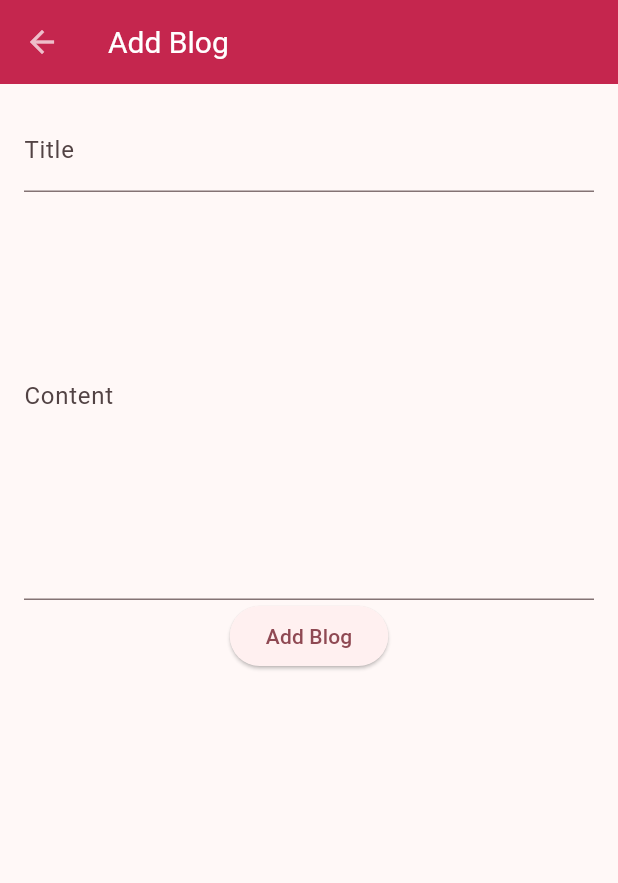
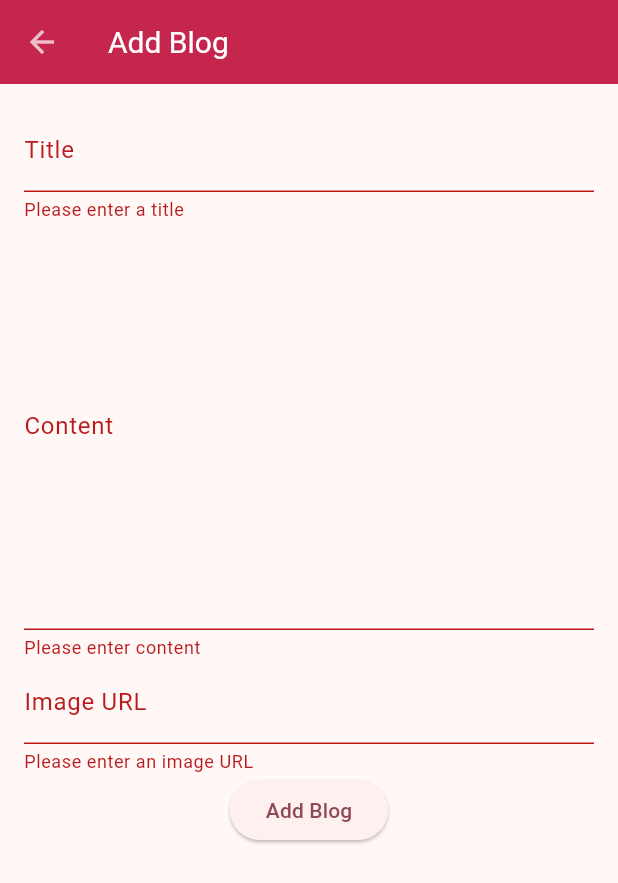
Before and after one commit to robinaeschlimann/blog_app, a Flutter app: the BlogAddPage screen opened directly, after a tap on "Add Blog", on a phone screen of 412 x 824 dp. Shown: the top 883 px of the screen. Run offline on Flutter 3.47's test engine with Material 3 defaults, Android fonts, the phone set to English and light mode, and no system bars; our stand-ins replace isar, logger, shared_preferences; accounts and stored records are empty; generated files the repository leaves out were written again; network calls fail.

Commit message:
feat: implementation of adding a blog

```diff
--- a/lib/data/blog.dart
+++ b/lib/data/blog.dart
@@ -1,5 +1,5 @@
 class Blog {
-  String id;
+  String? id;
   String title;
   String content;
   DateTime publishedAt;
--- a/lib/pages/blog_add_page.dart
+++ b/lib/pages/blog_add_page.dart
@@ -1,3 +1,5 @@
+import 'package:blog_app/data/blog.dart';
+import 'package:blog_app/service/blog_service.dart';
 import 'package:flutter/material.dart';
 
 class BlogAddPage extends StatefulWidget {
@@ -11,6 +13,7 @@ class _BlogAddPageState extends State<BlogAddPage> {
   final _formKey = GlobalKey<FormState>();
   final _titleController = TextEditingController();
   final _contentController = TextEditingController();
+  final _imageUrlController = TextEditingController();
 
   @override
   Widget build(BuildContext context) {
@@ -49,9 +52,56 @@ class _BlogAddPageState extends State<BlogAddPage> {
                 },
                 maxLines: 10,
               ),
+              TextFormField(
+                controller: _imageUrlController,
+                decoration: const InputDecoration(
+                  labelText: "Image URL",
+                ),
+                validator: (value) {
+                  if (value == null || value.isEmpty) {
+                    return "Please enter an image URL";
+                  }
+
+                  if( !Uri.parse(value).isAbsolute )
+                  {
+                    return "Please enter a valid URL";
+                  }
+
+                  return null;
+                },
+              ),
               ElevatedButton(
-                onPressed: () {
+                onPressed: () async {
+                  if (_formKey.currentState!.validate()) {
+                    var title = _titleController.value.text;
+                    var content = _contentController.value.text;
+                    var imageUrl = _imageUrlController.value.text;
 
+                    // Add blog
+                    var success = await BlogService.instance.addBlog(
+                        Blog(
+                            id: null,
+                            title: title,
+                            content: content,
+                            publishedAt: DateTime.now(),
+                            headerImageUrl: imageUrl,
+                            headerImage: null,
+                            isLikedByMe: false
+                        )
+                    );
+
+                    var scaffoldMessengerState = ScaffoldMessenger.of(context);
+
+                    if( success )
+                    {
+                      scaffoldMessengerState.showSnackBar(const SnackBar(content: Text("Blog added"), backgroundColor: Colors.green));
+                      Navigator.of(context).pop();
+                    }
+                    else
+                    {
+                      scaffoldMessengerState.showSnackBar(const SnackBar(content: Text("Error while adding blog"), backgroundColor: Colors.red,));
+                    }
+                  }
                 },
                 child: const Text("Add Blog"),
               )
--- a/lib/pages/blog_page.dart
+++ b/lib/pages/blog_page.dart
@@ -6,7 +6,7 @@ import 'package:flutter/material.dart';
 import 'package:provider/provider.dart';
 
 class BlogState extends ChangeNotifier {
-    var blogService = BlogService();
+    var blogService = BlogService.instance;
 
     Future<List<Blog>> get blogs async => await blogService.getBlogs();
 
--- a/lib/repository/blog_repository.dart
+++ b/lib/repository/blog_repository.dart
@@ -60,7 +60,7 @@ class BlogRepository {
   Future<List<BlogDB>> _createBlogDB ( List<Blog> blogs )
   {
     return Future.wait(blogs.map((blog) async => BlogDB()
-      ..apiId = blog.id
+      ..apiId = blog.id!
       ..title = blog.title
       ..content = blog.content
       ..publishedAt = blog.publishedAt
--- a/pubspec.yaml
+++ b/pubspec.yaml
@@ -42,6 +42,7 @@ dependencies:
   isar: 3.1.0
   isar_flutter_libs: 3.1.0
   path_provider: ^2.1.2
+  uuid: ^4.2.2
 
 dev_dependencies:
   flutter_test:
```
Also changed, not shown: lib/service/blog_service.dart (+36 -6 lines), pubspec.lock.
